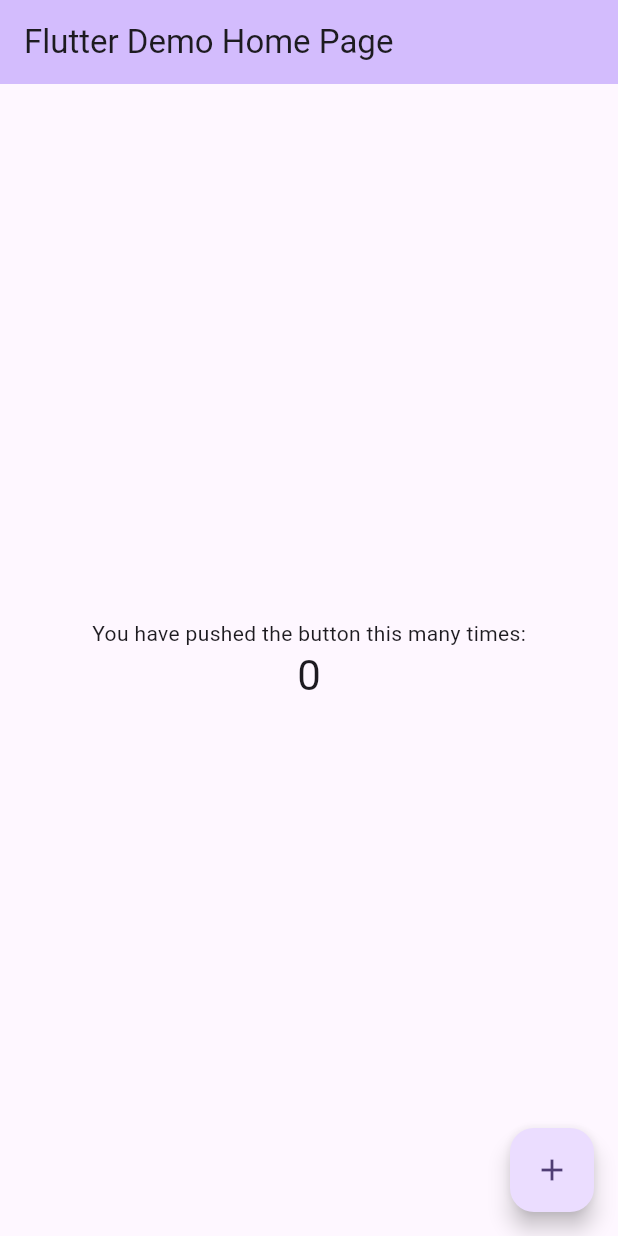
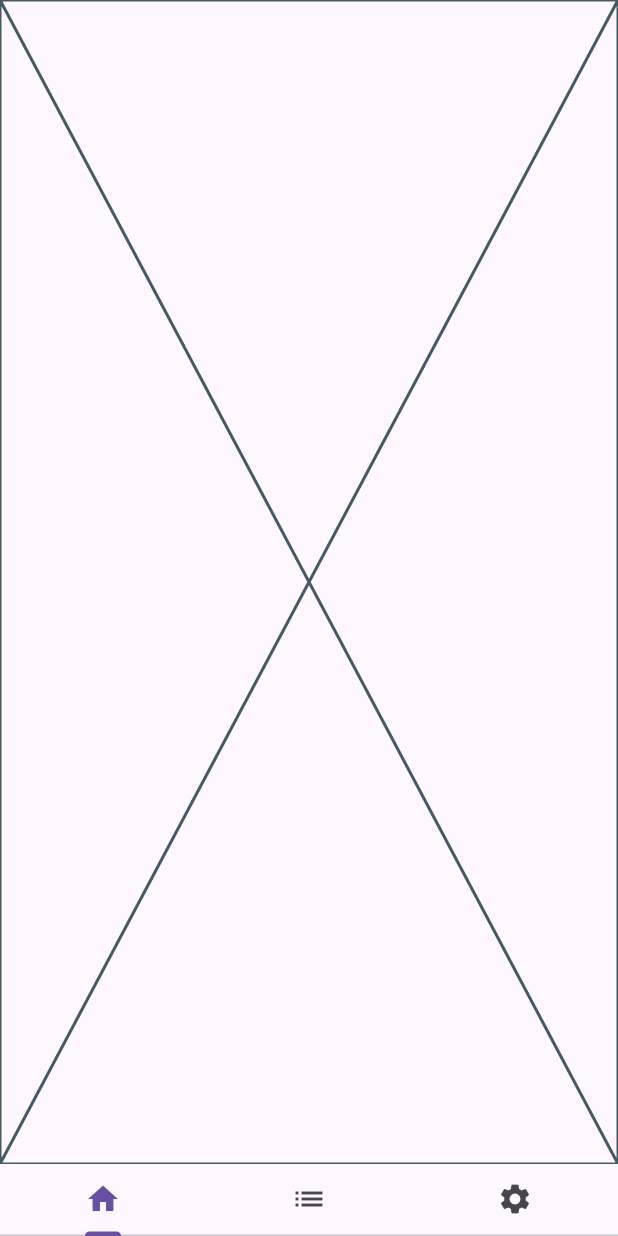
Before and after one commit to jahnvidave04/ShieldHer, a Flutter app: the screen it shows after launch, on a phone screen of 412 x 824 dp. Run offline on Flutter 3.47's test engine with Material 3 defaults, Android fonts, the light colour scheme and no system bars.

Commit message:
nav bar for home done

```diff
--- /dev/null
+++ b/shieldher/lib/home.dart
@@ -0,0 +1,35 @@
+import 'package:flutter/material.dart';
+
+class HomePage extends StatelessWidget {
+  @override
+  Widget build(BuildContext context) {
+    return const DefaultTabController(
+      length: 3,
+      child: Scaffold(
+        body: TabBarView(
+          children: [
+            Placeholder(),
+            Placeholder(),
+            Placeholder(),
+            // new HomePage(),
+            // new ContactList(),
+            // new EditPage(),
+          ],
+        ),
+        bottomNavigationBar: TabBar(
+            tabs: [
+              Tab(
+                icon: Icon(Icons.home),
+              ),
+              Tab(
+                icon: Icon(Icons.list),
+              ),
+              Tab(
+                icon: Icon(Icons.settings),
+              ),
+            ],
+        ),
+      ),
+    );
+  }
+}
--- a/shieldher/lib/main.dart
+++ b/shieldher/lib/main.dart
@@ -1,125 +1,24 @@
 import 'package:flutter/material.dart';
+import 'package:shieldher/home.dart';
+
+const isMac = false;
 
 void main() {
-  runApp(const MyApp());
+  runApp(MainApp());
 }
 
-class MyApp extends StatelessWidget {
-  const MyApp({super.key});
+class MainApp extends StatelessWidget {
 
-  // This widget is the root of your application.
   @override
   Widget build(BuildContext context) {
     return MaterialApp(
+       debugShowCheckedModeBanner: false,
       title: 'Flutter Demo',
       theme: ThemeData(
-        // This is the theme of your application.
-        //
-        // TRY THIS: Try running your application with "flutter run". You'll see
-        // the application has a blue toolbar. Then, without quitting the app,
-        // try changing the seedColor in the colorScheme below to Colors.green
-        // and then invoke "hot reload" (save your changes or press the "hot
-        // reload" button in a Flutter-supported IDE, or press "r" if you used
-        // the command line to start the app).
-        //
-        // Notice that the counter didn't reset back to zero; the application
-        // state is not lost during the reload. To reset the state, use hot
-        // restart instead.
-        //
-        // This works for code too, not just values: Most code changes can be
-        // tested with just a hot reload.
-        colorScheme: ColorScheme.fromSeed(seedColor: Colors.deepPurple),
-        useMaterial3: true,
+        primarySwatch: Colors.amber,
+        primaryColor: Colors.amberAccent,
       ),
-      home: const MyHomePage(title: 'Flutter Demo Home Page'),
+      home: HomePage(), // Set LoginScreen as the home
     );
   }
 }
-
-class MyHomePage extends StatefulWidget {
-  const MyHomePage({super.key, required this.title});
-
-  // This widget is the home page of your application. It is stateful, meaning
-  // that it has a State object (defined below) that contains fields that affect
-  // how it looks.
-
-  // This class is the configuration for the state. It holds the values (in this
-  // case the title) provided by the parent (in this case the App widget) and
-  // used by the build method of the State. Fields in a Widget subclass are
-  // always marked "final".
-
-  final String title;
-
-  @override
-  State<MyHomePage> createState() => _MyHomePageState();
-}
-
-class _MyHomePageState extends State<MyHomePage> {
-  int _counter = 0;
-
-  void _incrementCounter() {
-    setState(() {
-      // This call to setState tells the Flutter framework that something has
-      // changed in this State, which causes it to rerun the build method below
-      // so that the display can reflect the updated values. If we changed
-      // _counter without calling setState(), then the build method would not be
-      // called again, and so nothing would appear to happen.
-      _counter++;
-    });
-  }
-
-  @override
-  Widget build(BuildContext context) {
-    // This method is rerun every time setState is called, for instance as done
-    // by the _incrementCounter method above.
-    //
-    // The Flutter framework has been optimized to make rerunning build methods
-    // fast, so that you can just rebuild anything that needs updating rather
-    // than having to individually change instances of widgets.
-    return Scaffold(
-      appBar: AppBar(
-        // TRY THIS: Try changing the color here to a specific color (to
-        // Colors.amber, perhaps?) and trigger a hot reload to see the AppBar
-        // change color while the other colors stay the same.
-        backgroundColor: Theme.of(context).colorScheme.inversePrimary,
-        // Here we take the value from the MyHomePage object that was created by
-        // the App.build method, and use it to set our appbar title.
-        title: Text(widget.title),
-      ),
-      body: Center(
-        // Center is a layout widget. It takes a single child and positions it
-        // in the middle of the parent.
-        child: Column(
-          // Column is also a layout widget. It takes a list of children and
-          // arranges them vertically. By default, it sizes itself to fit its
-          // children horizontally, and tries to be as tall as its parent.
-          //
-          // Column has various properties to control how it sizes itself and
-          // how it positions its children. Here we use mainAxisAlignment to
-          // center the children vertically; the main axis here is the vertical
-          // axis because Columns are vertical (the cross axis would be
-          // horizontal).
-          //
-          // TRY THIS: Invoke "debug painting" (choose the "Toggle Debug Paint"
-          // action in the IDE, or press "p" in the console), to see the
-          // wireframe for each widget.
-          mainAxisAlignment: MainAxisAlignment.center,
-          children: <Widget>[
-            const Text(
-              'You have pushed the button this many times:',
-            ),
-            Text(
-              '$_counter',
-              style: Theme.of(context).textTheme.headlineMedium,
-            ),
-          ],
-        ),
-      ),
-      floatingActionButton: FloatingActionButton(
-        onPressed: _incrementCounter,
-        tooltip: 'Increment',
-        child: const Icon(Icons.add),
-      ), // This trailing comma makes auto-formatting nicer for build methods.
-    );
-  }
-}
```
Also changed, not shown: shieldher/pubspec.lock.
